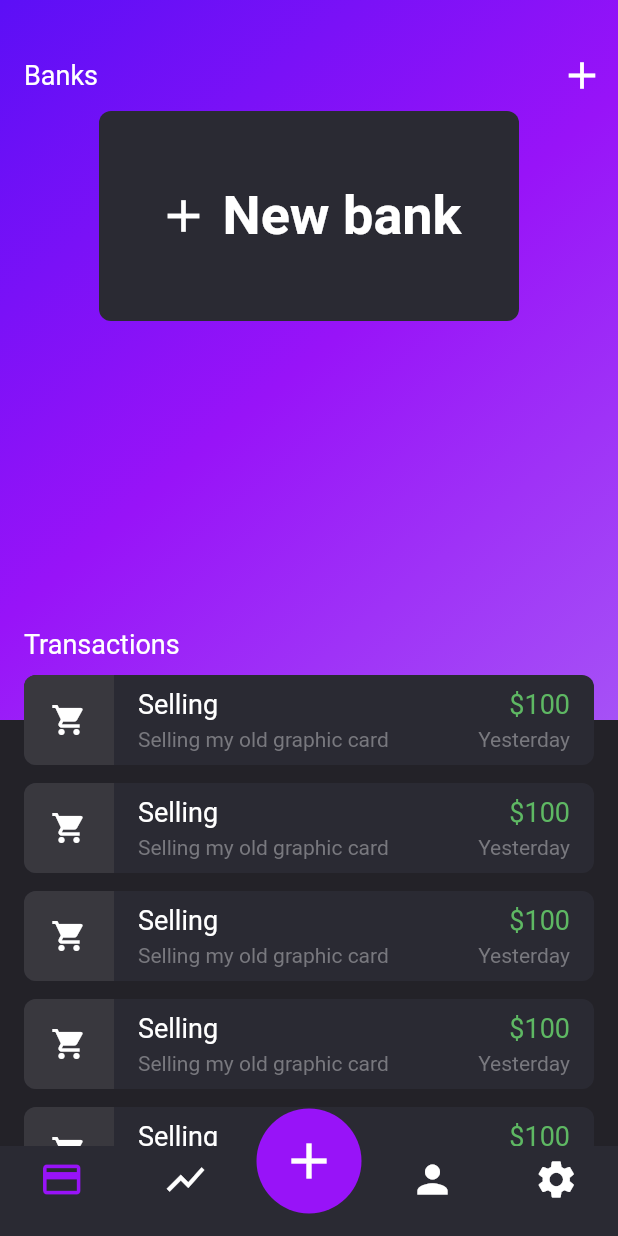
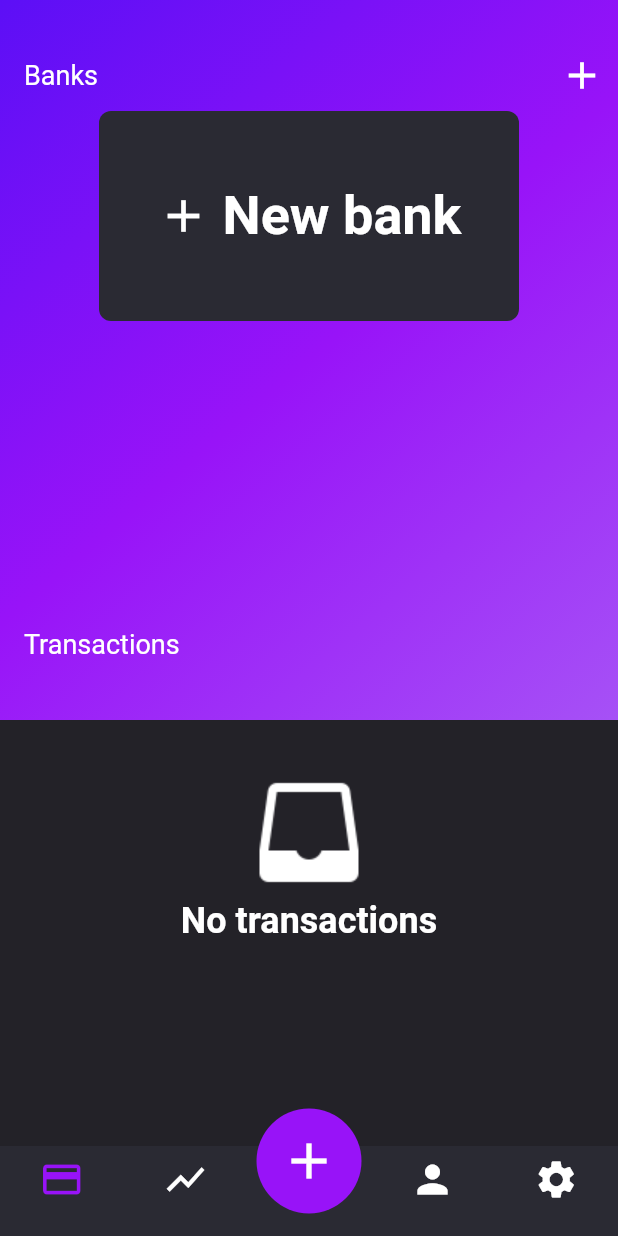
Before and after one commit to Appli-chic/chic_wallet, a Flutter app: the screen it shows after launch, on a phone screen of 412 x 824 dp. Run offline on Flutter 3.47's test engine with Material 2 defaults, Android fonts, the phone set to English and light mode, and no system bars; our stand-ins replace carousel_slider, flutter_secure_storage, sqflite, timeago; missing offline and left inert: flutter_rounded_date_picker, validate; accounts and stored records are empty.

Commit message:
Modify database structure. Manage empty cards and transactions.

```diff
--- a/assets/languages/localization_en.json
+++ b/assets/languages/localization_en.json
@@ -25,5 +25,6 @@
   "add_bank_error_no_validity_date": "The validity date must not be empty.",
   "bank_body_banks": "Banks",
   "home_screen_transactions": "Transactions",
+  "home_screen_no_transactions": "No transactions",
   "add_bank": "New bank"
 }
--- a/assets/languages/localization_fr.json
+++ b/assets/languages/localization_fr.json
@@ -25,5 +25,6 @@
   "add_bank_error_no_validity_date": "La date de validité ne doit pas être vide.",
   "bank_body_banks": "Banques",
   "home_screen_transactions": "Transactions",
+  "home_screen_no_transactions": "Pas de transactions",
   "add_bank": "AJOUTER"
 }
--- a/lib/models/db/bank.dart
+++ b/lib/models/db/bank.dart
@@ -51,11 +51,11 @@ class Bank {
 
     return {
       'id': this.id,
-      'bankName': this.bankName,
+      'bank_name': this.bankName,
       'username': this.username,
       'money': this.money,
-      'cardType': this.cardType,
-      'expirationDate': expirationDateString,
+      'card_type': this.cardType,
+      'expiration_date': expirationDateString,
       'currency': currency,
     };
   }
--- /dev/null
+++ b/lib/models/db/transaction.dart
@@ -0,0 +1,65 @@
+import 'package:intl/intl.dart';
+
+import 'bank.dart';
+import 'type_transaction.dart';
+
+class Transaction {
+  static const tableName = "transactions";
+
+  int id;
+  String title;
+  String description;
+  double price;
+  DateTime date;
+  TypeTransaction typeTransaction;
+  Bank bank;
+
+  Transaction({
+    this.id,
+    this.title,
+    this.description,
+    this.price,
+    this.date,
+    this.typeTransaction,
+    this.bank,
+  });
+
+  factory Transaction.fromJson(Map<String, dynamic> json) {
+    return Transaction(
+      id: json['id'],
+      title: json['title'],
+      description: json['description'],
+      price: json['price'],
+      date: json['date'],
+      typeTransaction: json['type_transaction'],
+      bank: json['bank'],
+    );
+  }
+
+  Map<String, dynamic> toJson() {
+    final Map<String, dynamic> data = new Map<String, dynamic>();
+    data['id'] = this.id;
+    data['title'] = this.title;
+    data['description'] = this.description;
+    data['price'] = this.price;
+    data['date'] = this.date;
+    data['type_transaction'] = this.typeTransaction;
+    data['bank'] = this.bank;
+    return data;
+  }
+
+  Map<String, dynamic> toMap() {
+    var dateFormatter = new DateFormat('yyyy-MM-dd HH:mm:ss');
+    String dateString = dateFormatter.format(this.date);
+
+    return {
+      'id': this.id,
+      'title': this.title,
+      'description': this.description,
+      'price': this.price,
+      'date': dateString,
+      'type_transaction': this.typeTransaction,
+      'bank': this.bank,
+    };
+  }
+}
--- /dev/null
+++ b/lib/models/db/type_transaction.dart
@@ -0,0 +1,54 @@
+import 'package:chic_wallet/utils/constants.dart';
+import 'package:flutter/material.dart';
+
+class TypeTransaction {
+  static const tableName = "type_transactions";
+
+  int id;
+  String title;
+  Color color;
+  String iconName;
+
+  TypeTransaction({
+    this.id,
+    this.title,
+    this.color,
+    this.iconName,
+  });
+
+  factory TypeTransaction.fromJson(Map<String, dynamic> json) {
+    return TypeTransaction(
+      id: json['id'],
+      title: json['title'],
+      color: json['color'],
+      iconName: json['icon_name'],
+    );
+  }
+
+  Map<String, dynamic> toJson() {
+    final Map<String, dynamic> data = new Map<String, dynamic>();
+    data['id'] = this.id;
+    data['title'] = this.title;
+    data['color'] = this.color;
+    data['icon_name'] = this.iconName;
+    return data;
+  }
+
+  Map<String, dynamic> toMap() {
+    return {
+      'id': this.id,
+      'title': this.title,
+      'color': this.color.toString(),
+      'icon_name': this.iconName,
+    };
+  }
+
+  static IconData getIconData(String name) {
+    switch(name) {
+      case 'Cart':
+        return BASKET_ICON;
+      default:
+        return null;
+    };
+  }
+}
--- a/lib/services/bank_service.dart
+++ b/lib/services/bank_service.dart
@@ -19,14 +19,14 @@ class BankService {
     var result = await getAllRows(Bank.tableName);
 
     return List.generate(result.length, (i) {
-      var expirationDate = DateTime.parse(result[i]['expirationDate']);
+      var expirationDate = DateTime.parse(result[i]['expiration_date']);
 
       return Bank(
         id: result[i]['id'],
-        bankName: result[i]['bankName'],
+        bankName: result[i]['bank_name'],
         username: result[i]['username'],
         money: result[i]['money'],
-        cardType: result[i]['cardType'],
+        cardType: result[i]['card_type'],
         expirationDate: expirationDate,
         currency: result[i]['currency'],
       );
--- a/lib/ui/components/transaction_card.dart
+++ b/lib/ui/components/transaction_card.dart
@@ -1,8 +1,18 @@
+import 'package:chic_wallet/models/db/transaction.dart';
+import 'package:chic_wallet/models/db/type_transaction.dart';
 import 'package:chic_wallet/providers/theme_provider.dart';
+import 'package:chic_wallet/utils/constants.dart';
 import 'package:flutter/material.dart';
 import 'package:provider/provider.dart';
+import 'package:timeago/timeago.dart' as timeago;
 
 class TransactionCard extends StatefulWidget {
+  final Transaction transaction;
+
+  TransactionCard({
+    this.transaction,
+  });
+
   @override
   _TransactionCardState createState() => _TransactionCardState();
 }
@@ -35,8 +45,10 @@ class _TransactionCardState extends State<TransactionCard> {
                 ),
               ),
               child: Center(
-                child:
-                    Icon(Icons.shopping_cart, color: _themeProvider.textColor),
+                child: Icon(
+                    TypeTransaction.getIconData(
+                        widget.transaction.typeTransaction.iconName),
+                    color: _themeProvider.textColor),
               ),
             ),
             Expanded(
@@ -52,7 +64,7 @@ class _TransactionCardState extends State<TransactionCard> {
                   mainAxisAlignment: MainAxisAlignment.spaceAround,
                   children: <Widget>[
                     Text(
-                      'Selling',
+                      widget.transaction.title,
                       maxLines: 1,
                       overflow: TextOverflow.ellipsis,
                       style: TextStyle(
@@ -61,7 +73,7 @@ class _TransactionCardState extends State<TransactionCard> {
                       ),
                     ),
                     Text(
-                      'Selling my old graphic card',
+                      widget.transaction.description,
                       maxLines: 1,
                       overflow: TextOverflow.ellipsis,
                       style: TextStyle(
@@ -84,14 +96,16 @@ class _TransactionCardState extends State<TransactionCard> {
                 mainAxisAlignment: MainAxisAlignment.spaceAround,
                 children: <Widget>[
                   Text(
-                    '\$100',
+                    "${displaysCurrency(widget.transaction.bank)}${widget.transaction.price.abs()}",
                     style: TextStyle(
-                      color: Color(0xFF5EB863),
+                      color: widget.transaction.price >= 0
+                          ? Color(0xFF5EB863)
+                          : Color(0xFFe84646),
                       fontSize: 18,
                     ),
                   ),
                   Text(
-                    'Yesterday',
+                    timeago.format(widget.transaction.date),
                     style: TextStyle(
                       color: _themeProvider.secondTextColor,
                       fontSize: 14,
--- a/lib/ui/screens/home_screen.dart
+++ b/lib/ui/screens/home_screen.dart
@@ -1,4 +1,5 @@
 import 'package:chic_wallet/localization/app_translations.dart';
+import 'package:chic_wallet/models/db/transaction.dart';
 import 'package:chic_wallet/providers/theme_provider.dart';
 import 'package:chic_wallet/ui/components/bank_body.dart';
 import 'package:chic_wallet/ui/components/transaction_card.dart';
@@ -12,6 +13,47 @@ class HomeScreen extends StatefulWidget {
 
 class _HomeScreenState extends State<HomeScreen> {
   ThemeProvider _themeProvider;
+  List<Transaction> transactions = [];
+
+  Widget _displaysTransactions() {
+    if (transactions.isNotEmpty) {
+      return ListView.builder(
+        padding: EdgeInsets.only(top: 0, bottom: 20),
+        physics: NeverScrollableScrollPhysics(),
+        itemCount: transactions.length,
+        shrinkWrap: true,
+        itemBuilder: (BuildContext context, int index) {
+          return TransactionCard(
+            transaction: transactions[index],
+          );
+        },
+      );
+    } else {
+      return Container(
+        margin: EdgeInsets.only(top: 60),
+        child: Center(
+          child: Column(
+            crossAxisAlignment: CrossAxisAlignment.center,
+            mainAxisAlignment: MainAxisAlignment.start,
+            children: <Widget>[
+              Image(
+                image: AssetImage('assets/empty.png'),
+                color: _themeProvider.textColor,
+              ),
+              Text(
+                AppTranslations.of(context).text("home_screen_no_transactions"),
+                style: TextStyle(
+                  color: _themeProvider.textColor,
+                  fontSize: 24,
+                  fontWeight: FontWeight.bold,
+                ),
+              ),
+            ],
+          ),
+        ),
+      );
+    }
+  }
 
   @override
   Widget build(BuildContext context) {
@@ -20,15 +62,7 @@ class _HomeScreenState extends State<HomeScreen> {
     return BankBody(
       child: Container(
         margin: EdgeInsets.only(top: 450, left: 16, right: 16),
-        child: ListView.builder(
-          padding: EdgeInsets.only(top: 0, bottom: 20),
-          physics: NeverScrollableScrollPhysics(),
-          itemCount: 10,
-          shrinkWrap: true,
-          itemBuilder: (BuildContext context, int index) {
-            return TransactionCard();
-          },
-        ),
+        child: _displaysTransactions(),
       ),
       label: Container(
         margin: EdgeInsets.only(bottom: 40, left: 16),
--- a/lib/utils/constants.dart
+++ b/lib/utils/constants.dart
@@ -1,4 +1,5 @@
 import 'package:chic_wallet/models/db/bank.dart';
+import 'package:flutter/material.dart';
 
 const String KEY_THEME = "THEME";
 const String DATABASE_NAME = "chic_wallet.db";
@@ -8,6 +9,8 @@ const List<String> LIST_CARD_TYPES = ["Visa", "Mastercard"];
 const List<String> LIST_CURRENCIES_NAMES = ["Dollar", "Euro"];
 const List<String> LIST_CURRENCIES = ["\$", "€"];
 
+const IconData BASKET_ICON = const IconData(0xe800, fontFamily: 'Cart');
+
 String displaysCurrency(Bank bank) {
   var index = LIST_CURRENCIES_NAMES.indexOf(bank.currency);
   return LIST_CURRENCIES[index];
```
Also changed, not shown: lib/utils/sqlite.dart (+10 -1 lines), pubspec.yaml (+6 -6 lines), assets/empty.png (added), assets/type_transactions/Cart.ttf (added), pubspec.lock.
